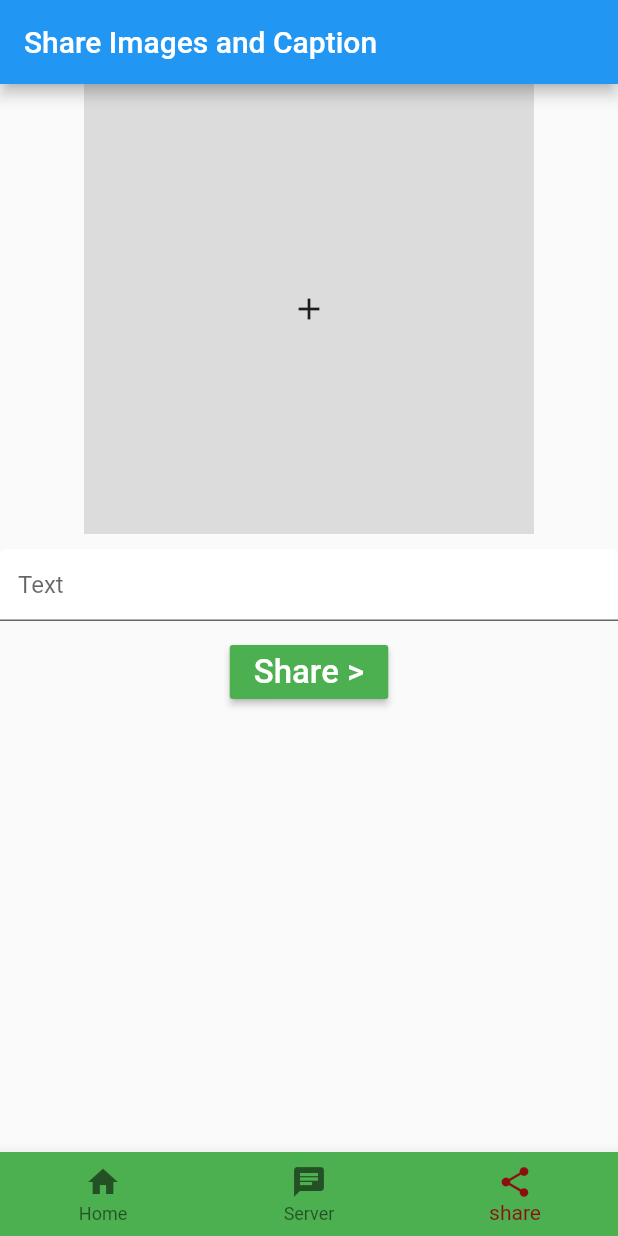
After one commit to Alexandria213/Network-Effect, a Flutter app: the screen it shows after launch, item 3 of the bottom bar chosen, on a phone screen of 412 x 824 dp. The commit adds this screen. Run offline on Flutter 3.47's test engine with Material 2 defaults, Android fonts, the phone set to English and light mode, and no system bars; our stand-ins replace camera, chat_bubbles, firebase_storage, image_picker, share_plus; missing offline and left inert: mutex, network_info_plus; accounts and stored records are empty.

Commit message:
Added a Share feature where a user can send an image with caption to other apps

```diff
--- a/ispy_game/lib/home_screen.dart
+++ b/ispy_game/lib/home_screen.dart
@@ -42,7 +42,8 @@ class _HomeState extends State<Home> {
                   );
                 },
                 child: const Text('Scores'),
-              )
+              ),
+
             ],
           ),
         ));
--- a/ispy_game/lib/main.dart
+++ b/ispy_game/lib/main.dart
@@ -30,6 +30,7 @@
 // }
 
 import 'package:flutter/material.dart';
+import 'package:ispy_game/share_image.dart';
 import 'package:ispy_game/home_screen.dart';
 import 'package:ispy_game/image_selection_screen.dart';
 import 'package:ispy_game/list_friends.dart';
@@ -69,10 +70,9 @@ class NavigationScaffold extends StatefulWidget {
 class _NavigationScaffoldState extends State<NavigationScaffold> {
   int screenIndex = 0;
   final screens = [
-    Home(),
+    const Home(),
     Scoring(),
-    Server(),
-    // SendImageScreen(),
+    const ShareImage(),
   ];
 
   void updateScreenIndex(int newScreenIndex) {
@@ -90,7 +90,8 @@ class _NavigationScaffoldState extends State<NavigationScaffold> {
         items: const [
           BottomNavigationBarItem(icon: Icon(Icons.home), label: "Home"),
           BottomNavigationBarItem(icon: Icon(Icons.chat), label: "Server"),
-          BottomNavigationBarItem(icon: Icon(Icons.score), label: "Score"),
+          // BottomNavigationBarItem(icon: Icon(Icons.score), label: "Score"),
+          BottomNavigationBarItem(icon: Icon(Icons.share), label: "share"),
 
           // BottomNavigationBarItem(icon: Icon(Icons.image), label: "SendImage"),
         ],
--- a/ispy_game/lib/scoring.dart
+++ b/ispy_game/lib/scoring.dart
@@ -1,4 +1,5 @@
 import 'package:flutter/material.dart';
+import 'package:ispy_game/friends.dart';
 
 class Scoring extends StatefulWidget {
   Scoring({super.key});
@@ -26,6 +27,10 @@ class _ScoringState extends State<Scoring> {
       body: ListView.builder(
         itemCount: score.friends.length,
         itemBuilder: (context, index) {
+          if (score.subtitles.keys.elementAt(index) >
+              score.subtitles.keys.elementAt(index)) {
+            Text("The highest score: $score");
+          }
           return Card(
             key: const Key("CircleCard"),
             child: ListTile(
--- /dev/null
+++ b/ispy_game/lib/share_image.dart
@@ -0,0 +1,122 @@
+import 'dart:io';
+import 'package:flutter/material.dart';
+import 'package:image_picker/image_picker.dart';
+import 'package:share_plus/share_plus.dart';
+import 'package:ispy_game/home_screen.dart';
+import 'package:ispy_game/image_selection_screen.dart';
+import 'package:ispy_game/takepictureScreen.dart';
+import 'package:ispy_game/send_image_screen.dart';
+import 'package:ispy_game/scoring.dart';
+import 'package:ispy_game/server.dart';
+import 'package:ispy_game/game_chat.dart';
+import 'package:ispy_game/friends.dart';
+import 'package:ispy_game/main.dart';
+
+void main() {
+  runApp(const ShareImage());
+}
+
+class ShareImage extends StatefulWidget {
+  const ShareImage({Key? key}) : super(key: key);
+
+  @override
+  _MyAppState createState() => _MyAppState();
+}
+
+class _MyAppState extends State<ShareImage> {
+  File? file;
+  List<String> images = [];
+  ImagePicker image = ImagePicker();
+  final TextEditingController emailController = new TextEditingController();
+  getImage() async {
+    var img = await image.pickImage(source: ImageSource.gallery);
+    setState(() {
+      file = File(img!.path);
+      images.add(img.path);
+    });
+  }
+
+  void share(BuildContext context) async {
+    if (file != null) {
+      await Share.shareFiles(
+        images,
+        text: emailController.text,
+      );
+    } else {
+      await Share.share(
+        emailController.text,
+      );
+    }
+  }
+
+  @override
+  Widget build(BuildContext context) {
+    return MaterialApp(
+      title: 'share app',
+      color: Colors.green,
+      home: Scaffold(
+        appBar: AppBar(
+          title: const Text(
+            'Share Images and Caption',
+            selectionColor: Colors.green,
+          ),
+        ),
+        body: SingleChildScrollView(
+          child: Center(
+            child: Column(
+              mainAxisAlignment: MainAxisAlignment.center,
+              crossAxisAlignment: CrossAxisAlignment.center,
+              children: [
+                Container(
+                  height: 300,
+                  width: 300,
+                  color: Colors.black12,
+                  child: file == null
+                      ? IconButton(
+                          onPressed: () {
+                            getImage();
+                          },
+                          icon: const Icon(
+                            Icons.add,
+                          ),
+                        )
+                      : Image.file(
+                          file!,
+                          fit: BoxFit.fill,
+                        ),
+                ),
+                const SizedBox(
+                  height: 10,
+                ),
+                TextFormField(
+                  controller: emailController,
+                  decoration: const InputDecoration(
+                    filled: true,
+                    fillColor: Colors.white,
+                    hintText: 'Text',
+                  ),
+                ),
+                const SizedBox(
+                  height: 10,
+                ),
+                MaterialButton(
+                  onPressed: () {
+                    share(context);
+                  },
+                  color: Colors.green,
+                  child: const Text(
+                    'Share >',
+                    style: TextStyle(
+                      color: Colors.white,
+                      fontSize: 22,
+                    ),
+                  ),
+                ),
+              ],
+            ),
+          ),
+        ),
+      ),
+    );
+  }
+}
--- a/ispy_game/pubspec.yaml
+++ b/ispy_game/pubspec.yaml
@@ -45,6 +45,7 @@ dependencies:
   path_provider: ^2.0.11
   path:
   chat_image: ^0.0.4
+  share_plus: ^6.3.0
 
 
 
```
Also changed, not shown: ispy_game/lib/nav.dart (+61 -58 lines), ispy_game/pubspec.lock, 6 other files.
